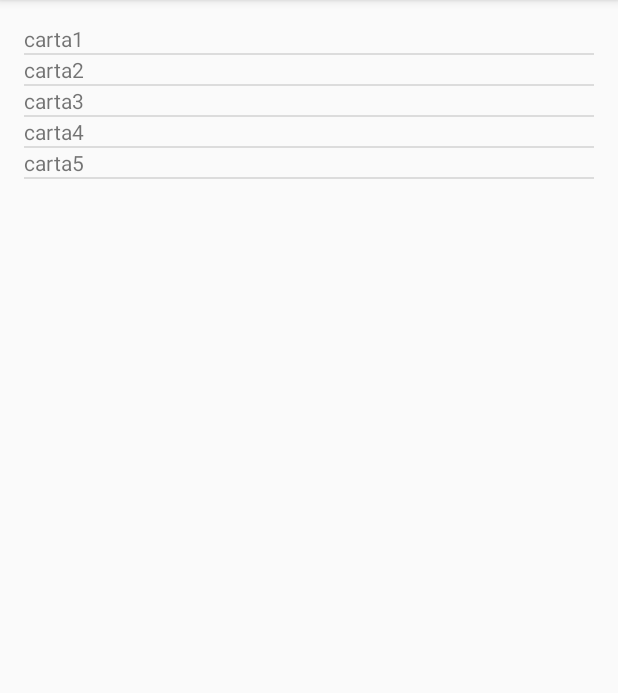
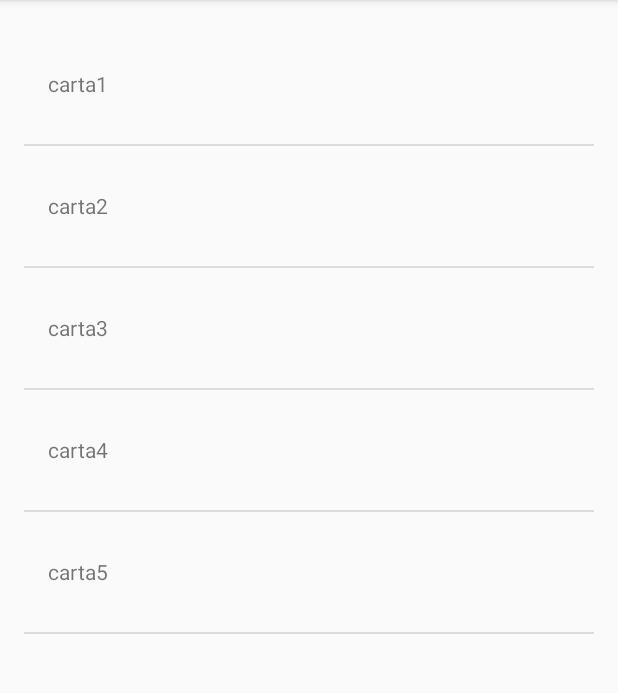
Before and after one commit to KarimArafeh/ListadoDeCartas1, an Android app: the screen it shows after launch (MainActivity), on a phone screen of 412 x 824 dp, the part 84-777 px from its top. Run offline under Robolectric (Android 15) with nearby library versions, the phone set to English and light mode, and no system bars.

Commit message:
millorar el listview

```diff
--- a/app/src/main/res/layout/lv_cartas_row.xml
+++ b/app/src/main/res/layout/lv_cartas_row.xml
@@ -1,11 +1,22 @@
 <?xml version="1.0" encoding="utf-8"?>
 <LinearLayout xmlns:android="http://schemas.android.com/apk/res/android"
-    android:orientation="vertical" android:layout_width="match_parent"
+    xmlns:app="http://schemas.android.com/apk/res-auto"
+    android:orientation="vertical"
+    android:layout_width="match_parent"
     android:layout_height="match_parent">
 
     <TextView
-        android:text="TextView"
+        android:text="New Text"
+        android:id="@+id/txt_NameCard"
         android:layout_width="match_parent"
         android:layout_height="wrap_content"
-        android:id="@+id/txt_NameCard" />
+        android:gravity="center_vertical"
+        android:minHeight="?android:attr/listPreferredItemHeight"
+        android:layout_marginStart="16dp"
+        android:layout_marginLeft="16dp"
+        android:layout_marginTop="8dp"
+        app:layout_constraintTop_toTopOf="parent"
+        app:layout_constraintBottom_toBottomOf="parent"
+        android:layout_marginBottom="8dp" />
+
 </LinearLayout>
```
